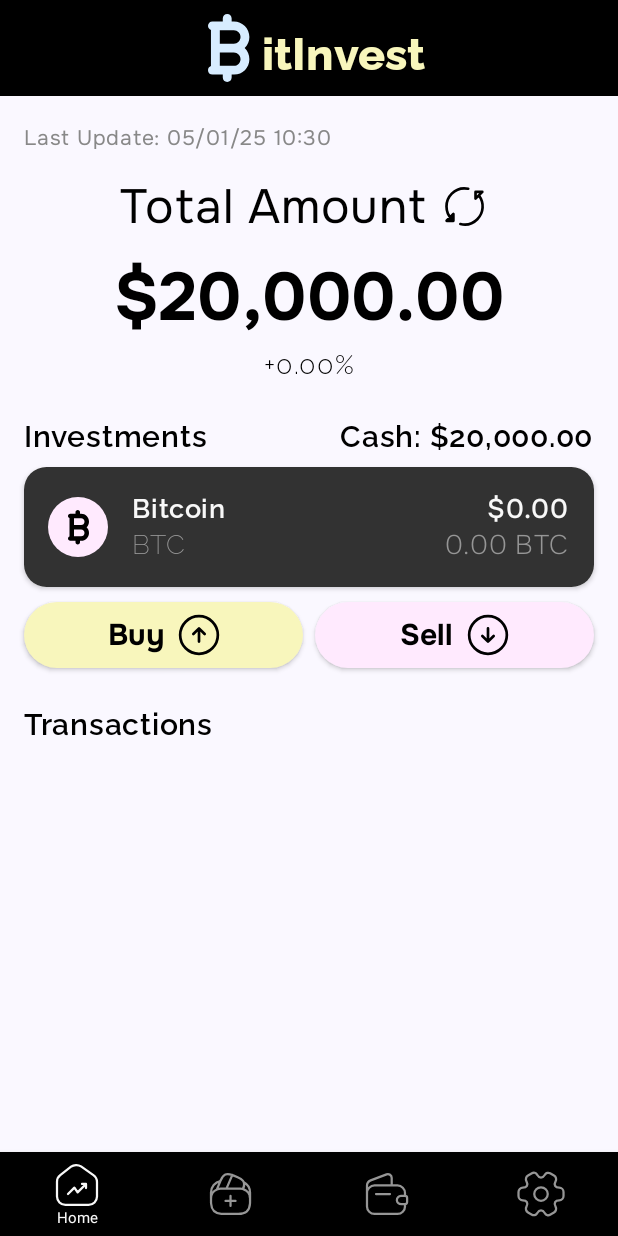
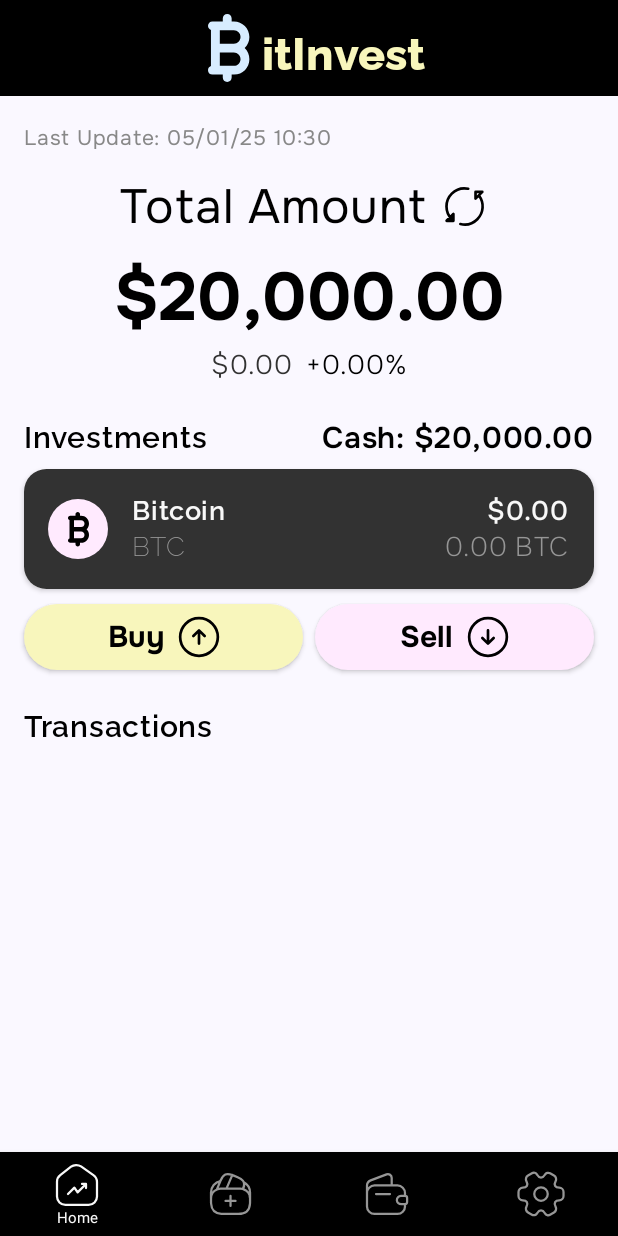
Before and after one commit to bluebox69/MyBitcoinPortfolioApp, an Android app built with Jetpack Compose: the screen it shows after launch (MainActivity), on a phone screen of 412 x 824 dp. Run offline under Robolectric (Android 15) with nearby library versions, the phone set to English and light mode, and no system bars; our stand-ins replace Room's generated code.

Commit message:
finish HomeScreen

```diff
--- a/app/src/main/java/com/example/mybitcoinportolioapp/data/local/database/AppDatabase.kt
+++ b/app/src/main/java/com/example/mybitcoinportolioapp/data/local/database/AppDatabase.kt
@@ -14,7 +14,7 @@ import com.example.mybitcoinportolioapp.data.local.entities.purchaseType.Convert
 
 @Database(
     entities = [CoinEntity::class, PortfolioEntity::class, InvestmentEntity::class],
-    version = 4,
+    version = 5,
     exportSchema = false
 )
 @TypeConverters(Converters::class)
--- a/app/src/main/java/com/example/mybitcoinportolioapp/data/local/entities/InvestmentEntity.kt
+++ b/app/src/main/java/com/example/mybitcoinportolioapp/data/local/entities/InvestmentEntity.kt
@@ -13,5 +13,6 @@ data class InvestmentEntity(
     val purchaseType: PurchaseType,  //Typ Buy or Sell
     val quantity: Double,
     val purchasePrice: Double,
-    val date: Long // Timestamp
+    val date: Long,
+    val investmentCost: Double
 )
--- a/app/src/main/java/com/example/mybitcoinportolioapp/presentation/homeScreen/HomeScreen.kt
+++ b/app/src/main/java/com/example/mybitcoinportolioapp/presentation/homeScreen/HomeScreen.kt
@@ -13,6 +13,8 @@ import androidx.compose.foundation.layout.size
 import androidx.compose.foundation.layout.width
 import androidx.compose.foundation.lazy.LazyColumn
 import androidx.compose.foundation.lazy.items
+import androidx.compose.foundation.rememberScrollState
+import androidx.compose.foundation.verticalScroll
 import androidx.compose.material3.Icon
 import androidx.compose.material3.IconButton
 import androidx.compose.material3.Text
@@ -26,12 +28,14 @@ import androidx.compose.ui.res.vectorResource
 import androidx.compose.ui.text.font.FontWeight
 import androidx.compose.ui.unit.dp
 import androidx.compose.ui.unit.sp
+import androidx.navigation.NavController
 import com.example.mybitcoinportolioapp.R
 import com.example.mybitcoinportolioapp.common.toReadableDate
 import com.example.mybitcoinportolioapp.data.local.entities.purchaseType.PurchaseType
 import com.example.mybitcoinportolioapp.presentation.homeScreen.component.CustomButton
 import com.example.mybitcoinportolioapp.presentation.homeScreen.component.InvestmentCard
 import com.example.mybitcoinportolioapp.presentation.ui.theme.FontFamilies
+import com.example.mybitcoinportolioapp.presentation.ui.theme.LightBlack
 import com.example.mybitcoinportolioapp.presentation.ui.theme.LightRed
 import com.example.mybitcoinportolioapp.presentation.ui.theme.LightYellow
 import com.example.mybitcoinportolioapp.presentation.ui.theme.MyGreen
@@ -42,8 +46,10 @@ import java.text.DecimalFormat
 @SuppressLint("DefaultLocale")
 @Composable
 fun HomeScreen(
-    viewModel: CoinViewModel = koinViewModel() // get ViewModel
+    viewModel: CoinViewModel = koinViewModel(),
+    navController: NavController
 ) {
+    val scrollState = rememberScrollState()
     val coinState = viewModel.state.value
     val portfolioState = viewModel.portfolioState.value
     val investments = viewModel.investmentsState.value
@@ -55,6 +61,7 @@ fun HomeScreen(
     Column(
         modifier = Modifier
             .fillMaxSize()
+            .verticalScroll(scrollState)
             .padding(16.dp),
         verticalArrangement = Arrangement.Top,
         horizontalAlignment = Alignment.CenterHorizontally
@@ -86,7 +93,7 @@ fun HomeScreen(
                 fontWeight = FontWeight.Normal,
                 color = Color.Black
             )
-            IconButton(onClick = { viewModel.getCoin() }) {
+            IconButton(onClick = { viewModel.refreshPortfolio() }) {
                 Icon(
                     imageVector = ImageVector.vectorResource(id = R.drawable.arrow_refresh),
                     contentDescription = "Refresh Coin Data",
@@ -103,18 +110,37 @@ fun HomeScreen(
             horizontalAlignment = Alignment.CenterHorizontally
         ) {
             Text(
-                text = "$${decimalFormat.format(portfolioState.totalInvestment + portfolioState.totalCash)}",
+                text = "$${decimalFormat.format(portfolioState.currentPortfolioValue + portfolioState.totalCash)}",
                 fontSize = 45.sp,
                 fontFamily = FontFamilies.fontFamily1,
                 fontWeight = FontWeight.Bold,
                 color = Color.Black
             )
             Spacer(modifier = Modifier.height(4.dp))
+            Row(
+                verticalAlignment = Alignment.CenterVertically,
+                horizontalArrangement = Arrangement.Center,
+                modifier = Modifier.fillMaxWidth()
+            ) {
+                Text(
+                    text = "$${decimalFormat.format(portfolioState.profitOrLoss)}",
+                    fontSize = 18.sp,
+                    fontFamily = FontFamilies.fontFamily1,
+                    fontWeight = FontWeight.Light,
+                    color = if (portfolioState.profitOrLoss < 0) {
+                        MyRed
+                    } else {
+                        LightBlack
+                    }
+                )
+
+                Spacer(modifier = Modifier.width(8.dp))
+
                 portfolioState.performancePercentage?.let { performance ->
                     Text(
                         text = if (performance >= 0) "+${decimalFormat.format(performance)}%" else "${decimalFormat.format(performance)}%",
                         fontSize = 18.sp,
-                    fontFamily = FontFamilies.fontFamily2,
+                        fontFamily = FontFamilies.fontFamily1,
                         fontWeight = FontWeight.Light,
                         color = if (performance > 0) {
                             MyGreen
@@ -126,7 +152,8 @@ fun HomeScreen(
                     )
                 }
             }
-
+        }
+        //Investment
         Spacer(modifier = Modifier.height(24.dp))
         Row(
             verticalAlignment = Alignment.CenterVertically,
@@ -143,7 +170,7 @@ fun HomeScreen(
             Text(
                 text = "Cash: $${decimalFormat.format(portfolioState.totalCash)}",
                 fontSize = 20.sp,
-                fontFamily = FontFamilies.fontFamily2,
+                fontFamily = FontFamilies.fontFamily1,
                 fontWeight = FontWeight.SemiBold,
                 color = Color.Black
             )
@@ -173,7 +200,7 @@ fun HomeScreen(
                     .weight(1f)
                     .fillMaxWidth(),
                 buttonOnClick = {
-                    // Your onClick logic here
+                    navController.navigate("buy")
                 }
             )
             Spacer(modifier = Modifier.width(8.dp))
@@ -185,11 +212,12 @@ fun HomeScreen(
                     .weight(1f)
                     .fillMaxWidth(),
                 buttonOnClick = {
-                    // Your onClick logic here
+                    navController.navigate("sell")
                 }
             )
 
         }
+        //Transactions
         Spacer(modifier = Modifier.height(24.dp))
 
         Text(
@@ -201,11 +229,11 @@ fun HomeScreen(
             modifier = Modifier.fillMaxWidth()
         )
         // Investments List
-        LazyColumn(
+        Column (
             verticalArrangement = Arrangement.spacedBy(8.dp),
             modifier = Modifier.fillMaxSize()
         ) {
-            items(investments) {
+            investments.forEach {
                 InvestmentCard(
                     painter = painterResource(
                         id = if (it.purchaseType == PurchaseType.BUY) R.drawable.icon_buy
@@ -216,7 +244,7 @@ fun HomeScreen(
                     coinSymbol = it.coinSymbol,
                     coinMetaInfo = it.date.toReadableDate(),
                     coinAmount = it.quantity,
-                    coinValue = it.purchasePrice,
+                    coinValue = it.investmentCost,
                     iconSize = 38,
                     modifier = Modifier
                 )
--- a/app/src/main/java/com/example/mybitcoinportolioapp/presentation/homeScreen/state/PortfolioState.kt
+++ b/app/src/main/java/com/example/mybitcoinportolioapp/presentation/homeScreen/state/PortfolioState.kt
@@ -3,11 +3,13 @@ package com.example.mybitcoinportolioapp.presentation.homeScreen.state
 data class PortfolioState(
     val totalCash: Double = 0.0,
     val totalInvestment: Double = 0.0,
+    val currentPortfolioValue: Double = 0.0,
+    val profitOrLoss: Double = 0.0,
     val lastUpdated: Long = 0L,
     val coinName: String = "",
     val coinSymbol: String = "",
     val totalAmount: Double = 0.0,
-    val performancePercentage: Double? = null,
+    val performancePercentage: Double = 0.0,
     val isLoading: Boolean = false,
     val error: String = ""
 
--- a/app/src/main/java/com/example/mybitcoinportolioapp/presentation/navigation/Navigation.kt
+++ b/app/src/main/java/com/example/mybitcoinportolioapp/presentation/navigation/Navigation.kt
@@ -19,7 +19,7 @@ fun Navigation(navController: NavHostController, modifier: Modifier = Modifier)
         startDestination = "home",
         modifier = modifier
     ) {
-        composable("home") { HomeScreen() }
+        composable("home") { HomeScreen(navController = navController) }
         composable("buy") { TestHomescreen() }
         composable("sell") { SellScreen() }
         composable("settings") { SettingsScreen() }
```
Also changed, not shown: app/src/main/java/com/example/mybitcoinportolioapp/domain/use_case/investment/AddInvestmentUseCase.kt (+27 -7 lines), app/src/main/java/com/example/mybitcoinportolioapp/presentation/homeScreen/CoinViewModel.kt (+60 -3 lines), app/src/main/java/com/example/mybitcoinportolioapp/presentation/homeScreen/TestHomescreen.kt (+2 -16 lines). Lines whose indentation alone changed are shown as unchanged.
